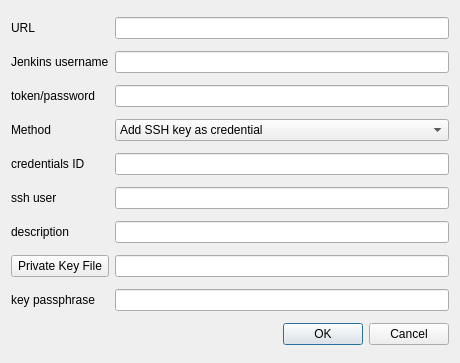
Old version of the form src/jenkinsTools/ux/sshCreds.ui in the repository clockworksspheres/jenkinsTools.
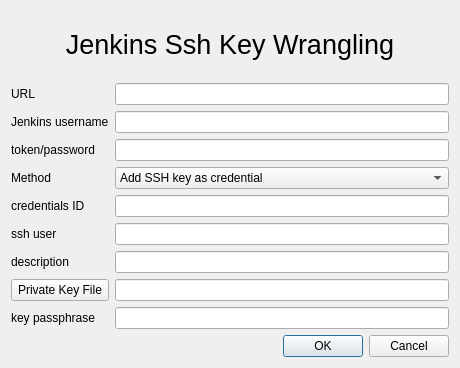
New version of the form.

Commit message: gave titles to all of the dialogs.

```diff
--- a/src/jenkinsTools/ux/sshCreds.ui
+++ b/src/jenkinsTools/ux/sshCreds.ui
@@ -7,132 +7,147 @@
     <x>0</x>
     <y>0</y>
     <width>460</width>
-    <height>363</height>
+    <height>368</height>
    </rect>
   </property>
   <property name="windowTitle">
    <string>Dialog</string>
   </property>
   <layout class="QGridLayout" name="gridLayout">
-   <item row="1" column="0">
-    <widget class="QLabel" name="UsernameLabel">
-     <property name="text">
-      <string>Jenkins username</string>
-     </property>
-    </widget>
-   </item>
-   <item row="4" column="1">
-    <widget class="QLineEdit" name="credsIdLineEdit"/>
-   </item>
-   <item row="3" column="1">
-    <widget class="QComboBox" name="comboBox">
-     <property name="layoutDirection">
-      <enum>Qt::LayoutDirection::LeftToRight</enum>
-     </property>
-     <item>
-      <property name="text">
-       <string>Add SSH key as credential</string>
-      </property>
-     </item>
-     <item>
-      <property name="text">
-       <string>Add and encrypted SSH key as credential</string>
-      </property>
-     </item>
-    </widget>
-   </item>
    <item row="5" column="0">
-    <widget class="QLabel" name="sshUserLabel">
+    <widget class="QLabel" name="credsIdLabel">
      <property name="text">
-      <string>ssh user</string>
+      <string>credentials ID</string>
      </property>
     </widget>
    </item>
-   <item row="6" column="0">
+   <item row="6" column="1">
+    <widget class="QLineEdit" name="sshUserLineEdit"/>
+   </item>
+   <item row="7" column="0">
     <widget class="QLabel" name="descriptionLabel">
      <property name="text">
       <string>description</string>
      </property>
     </widget>
    </item>
-   <item row="9" column="1">
+   <item row="2" column="0">
+    <widget class="QLabel" name="UsernameLabel">
+     <property name="text">
+      <string>Jenkins username</string>
+     </property>
+    </widget>
+   </item>
+   <item row="4" column="0">
+    <widget class="QLabel" name="label">
+     <property name="text">
+      <string>Method</string>
+     </property>
+    </widget>
+   </item>
+   <item row="3" column="1">
+    <widget class="QLineEdit" name="tokenLineEdit">
+     <property name="echoMode">
+      <enum>QLineEdit::EchoMode::PasswordEchoOnEdit</enum>
+     </property>
+    </widget>
+   </item>
+   <item row="9" column="0">
+    <widget class="QLabel" name="keyPassphraseLabel">
+     <property name="text">
+      <string>key passphrase</string>
+     </property>
+    </widget>
+   </item>
+   <item row="10" column="1">
     <widget class="QDialogButtonBox" name="buttonBox">
      <property name="standardButtons">
       <set>QDialogButtonBox::StandardButton::Cancel|QDialogButtonBox::StandardButton::Ok</set>
      </property>
     </widget>
    </item>
-   <item row="8" column="1">
-    <widget class="QLineEdit" name="keyPassphraseLineEdit"/>
-   </item>
-   <item row="0" column="1">
-    <widget class="QLineEdit" name="UrlLineEdit"/>
-   </item>
    <item row="3" column="0">
-    <widget class="QLabel" name="label">
-     <property name="text">
-      <string>Method</string>
-     </property>
-    </widget>
-   </item>
-   <item row="2" column="0">
     <widget class="QLabel" name="tokenLabel">
      <property name="text">
       <string>token/password</string>
      </property>
     </widget>
    </item>
-   <item row="7" column="1">
-    <widget class="QLineEdit" name="privateKeyLineEdit">
-     <property name="echoMode">
-      <enum>QLineEdit::EchoMode::PasswordEchoOnEdit</enum>
-     </property>
-    </widget>
-   </item>
-   <item row="8" column="0">
-    <widget class="QLabel" name="keyPassphraseLabel">
-     <property name="text">
-      <string>key passphrase</string>
-     </property>
-    </widget>
-   </item>
-   <item row="5" column="1">
-    <widget class="QLineEdit" name="sshUserLineEdit"/>
-   </item>
-   <item row="0" column="0">
+   <item row="1" column="0">
     <widget class="QLabel" name="UrlLabel">
      <property name="text">
       <string>URL</string>
      </property>
     </widget>
    </item>
-   <item row="4" column="0">
-    <widget class="QLabel" name="credsIdLabel">
-     <property name="text">
-      <string>credentials ID</string>
+   <item row="8" column="1">
+    <widget class="QLineEdit" name="privateKeyLineEdit">
+     <property name="echoMode">
+      <enum>QLineEdit::EchoMode::PasswordEchoOnEdit</enum>
      </property>
     </widget>
    </item>
-   <item row="6" column="1">
+   <item row="7" column="1">
     <widget class="QLineEdit" name="descriptionLineEdit"/>
    </item>
-   <item row="1" column="1">
-    <widget class="QLineEdit" name="UsernameLineEdit"/>
+   <item row="5" column="1">
+    <widget class="QLineEdit" name="credsIdLineEdit"/>
    </item>
-   <item row="2" column="1">
-    <widget class="QLineEdit" name="tokenLineEdit">
-     <property name="echoMode">
-      <enum>QLineEdit::EchoMode::PasswordEchoOnEdit</enum>
-     </property>
-    </widget>
-   </item>
-   <item row="7" column="0">
+   <item row="8" column="0">
     <widget class="QPushButton" name="privateKeyPushButton">
      <property name="text">
       <string>Private Key File</string>
      </property>
     </widget>
    </item>
+   <item row="2" column="1">
+    <widget class="QLineEdit" name="UsernameLineEdit"/>
+   </item>
+   <item row="4" column="1">
+    <widget class="QComboBox" name="comboBox">
+     <property name="layoutDirection">
+      <enum>Qt::LayoutDirection::LeftToRight</enum>
+     </property>
+     <item>
+      <property name="text">
+       <string>Add SSH key as credential</string>
+      </property>
+     </item>
+     <item>
+      <property name="text">
+       <string>Add and encrypted SSH key as credential</string>
+      </property>
+     </item>
+    </widget>
+   </item>
+   <item row="9" column="1">
+    <widget class="QLineEdit" name="keyPassphraseLineEdit"/>
+   </item>
+   <item row="6" column="0">
+    <widget class="QLabel" name="sshUserLabel">
+     <property name="text">
+      <string>ssh user</string>
+     </property>
+    </widget>
+   </item>
+   <item row="1" column="1">
+    <widget class="QLineEdit" name="UrlLineEdit"/>
+   </item>
+   <item row="0" column="0" colspan="2">
+    <widget class="QLabel" name="label_2">
+     <property name="font">
+      <font>
+       <pointsize>20</pointsize>
+      </font>
+     </property>
+     <property name="text">
+      <string>Jenkins Ssh Key Wrangling</string>
+     </property>
+     <property name="alignment">
+      <set>Qt::AlignmentFlag::AlignCenter</set>
+     </property>
+    </widget>
+   </item>
   </layout>
  </widget>
  <resources/>
```
The commit also changes 7 other files.
